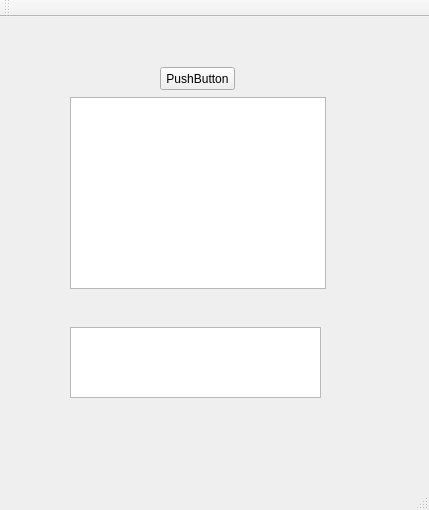
The window that mainwindow.ui (themattkerr/HelloWorld) describes before a commit, drawn with Qt 5.
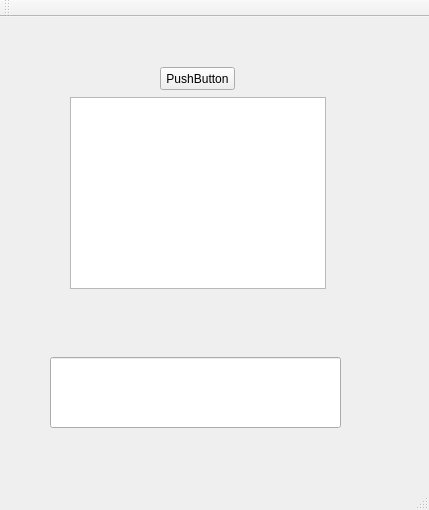
The same window after the commit.

What changed in the file:
```diff
--- a/mainwindow.ui
+++ b/mainwindow.ui
@@ -37,12 +37,12 @@
      </rect>
     </property>
    </widget>
-   <widget class="QPlainTextEdit" name="textInput">
+   <widget class="QLineEdit" name="lineEdit">
     <property name="geometry">
      <rect>
-      <x>70</x>
-      <y>310</y>
-      <width>251</width>
+      <x>50</x>
+      <y>340</y>
+      <width>291</width>
       <height>71</height>
      </rect>
     </property>
```
